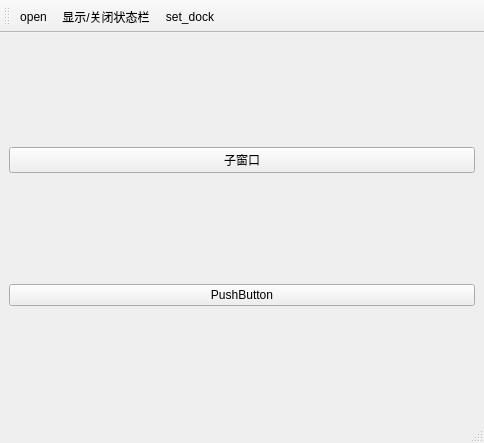
Old version of the form mainwindow.ui in the repository upkeke/comiccpp.
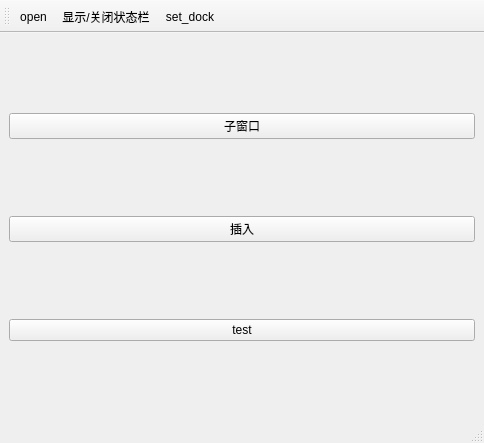
New version of the form. Icons and pictures are not drawn.

What changed in the file:
```diff
--- a/mainwindow.ui
+++ b/mainwindow.ui
@@ -22,10 +22,17 @@
       </property>
      </widget>
     </item>
+    <item>
+     <widget class="QPushButton" name="pushButton_3">
+      <property name="text">
+       <string>插入</string>
+      </property>
+     </widget>
+    </item>
     <item>
      <widget class="QPushButton" name="pushButton_2">
       <property name="text">
-       <string>PushButton</string>
+       <string>test</string>
       </property>
      </widget>
     </item>
```
